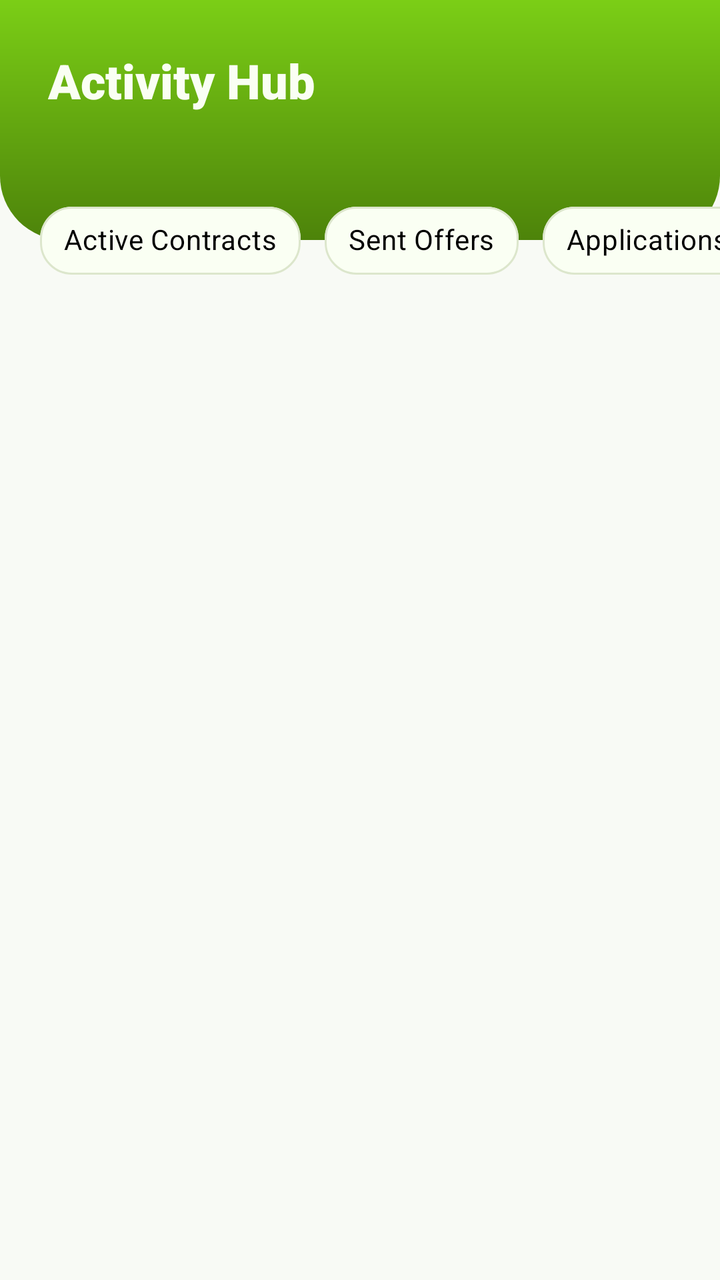
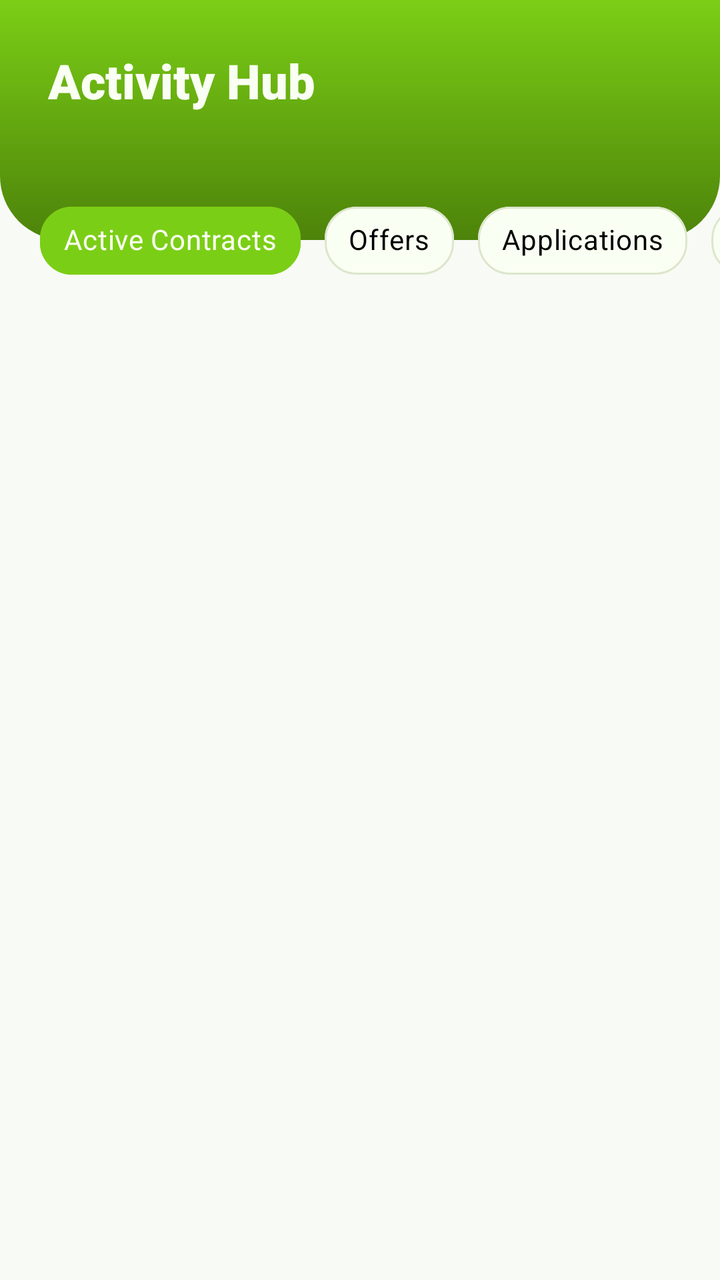

Compare the two renders of this Android layout. The source of the first and the diff that turns it into the second are given below.
<!-- AndroidManifest.xml: application theme Theme.RozgarConnector -->
<!-- res/layout/fragment_activities.xml -->
<?xml version="1.0" encoding="utf-8"?>
<androidx.constraintlayout.widget.ConstraintLayout xmlns:android="http://schemas.android.com/apk/res/android"
    xmlns:app="http://schemas.android.com/apk/res-auto"
    xmlns:tools="http://schemas.android.com/tools"
    android:layout_width="match_parent"
    android:layout_height="match_parent"
    android:background="#F8FAF5">

    
    <View
        android:id="@+id/headerBg"
        android:layout_width="match_parent"
        android:layout_height="120dp"
        android:background="@drawable/header_gradient_curved"
        app:layout_constraintTop_toTopOf="parent" />

    <TextView
        android:id="@+id/tvTitle"
        android:layout_width="wrap_content"
        android:layout_height="wrap_content"
        android:layout_marginStart="24dp"
        android:layout_marginTop="24dp"
        android:fontFamily="sans-serif-black"
        android:text="@string/activity_hub"
        android:textColor="@color/white"
        android:textSize="24sp"
        app:layout_constraintStart_toStartOf="parent"
        app:layout_constraintTop_toTopOf="parent" />

    
    <HorizontalScrollView
        android:id="@+id/filterScroll"
        android:layout_width="match_parent"
        android:layout_height="wrap_content"
        android:layout_marginTop="-25dp"
        android:clipToPadding="false"
        android:paddingStart="20dp"
        android:paddingEnd="20dp"
        android:scrollbars="none"
        app:layout_constraintTop_toBottomOf="@id/headerBg">

        <com.google.android.material.chip.ChipGroup
            android:id="@+id/chipGroupFilters"
            android:layout_width="wrap_content"
            android:layout_height="wrap_content"
            app:chipSpacingHorizontal="12dp"
            app:selectionRequired="true"
            app:singleSelection="true">

            <com.google.android.material.chip.Chip
                android:id="@+id/chipActive"
                style="@style/Widget.MaterialComponents.Chip.Choice"
                android:layout_width="wrap_content"
                android:layout_height="50dp"
                android:checked="true"
                android:text="Active Contracts"
                android:textColor="@color/black"
                app:chipBackgroundColor="@color/white"
                app:chipCornerRadius="16dp"
                app:chipStrokeColor="#DCE6CC"
                app:chipStrokeWidth="1dp" />

            <com.google.android.material.chip.Chip
                android:id="@+id/chipMyJobs"
                style="@style/Widget.MaterialComponents.Chip.Choice"
                android:layout_width="wrap_content"
                android:layout_height="50dp"
                android:text="My Posted Jobs"
                android:visibility="gone"
                android:textColor="@color/black"
                app:chipBackgroundColor="@color/white"
                app:chipCornerRadius="16dp"
                app:chipStrokeColor="#DCE6CC"
                app:chipStrokeWidth="1dp" />

            <com.google.android.material.chip.Chip
                android:id="@+id/chipMyWorks"
                style="@style/Widget.MaterialComponents.Chip.Choice"
                android:layout_width="wrap_content"
                android:layout_height="50dp"
                android:text="My Posted Works"
                android:visibility="gone"
                android:textColor="@color/black"
                app:chipBackgroundColor="@color/white"
                app:chipCornerRadius="16dp"
                app:chipStrokeColor="#DCE6CC"
                app:chipStrokeWidth="1dp" />

            <com.google.android.material.chip.Chip
                android:id="@+id/chipOffers"
                style="@style/Widget.MaterialComponents.Chip.Choice"
                android:layout_width="wrap_content"
                android:layout_height="50dp"
                android:text="Sent Offers"
                android:textColor="@color/black"
                app:chipBackgroundColor="@color/white"
                app:chipCornerRadius="16dp"
                app:chipStrokeColor="#DCE6CC"
                app:chipStrokeWidth="1dp" />

            <com.google.android.material.chip.Chip
                android:id="@+id/chipApplications"
                style="@style/Widget.MaterialComponents.Chip.Choice"
                android:layout_width="wrap_content"
                android:layout_height="50dp"
                android:text="Applications"
                android:textColor="@color/black"
                app:chipBackgroundColor="@color/white"
                app:chipCornerRadius="16dp"
                app:chipStrokeColor="#DCE6CC"
                app:chipStrokeWidth="1dp" />

            <com.google.android.material.chip.Chip
                android:id="@+id/chipHistory"
                style="@style/Widget.MaterialComponents.Chip.Choice"
                android:layout_width="wrap_content"
                android:layout_height="50dp"
                android:text="History"
                android:textColor="@color/black"
                app:chipBackgroundColor="@color/white"
                app:chipCornerRadius="16dp"
                app:chipStrokeColor="#DCE6CC"
                app:chipStrokeWidth="1dp" />

        </com.google.android.material.chip.ChipGroup>
    </HorizontalScrollView>

    <androidx.recyclerview.widget.RecyclerView
        android:id="@+id/rvActivities"
        android:layout_width="match_parent"
        android:layout_height="0dp"
        android:layout_marginTop="8dp"
        android:clipToPadding="false"
        android:paddingBottom="24dp"
        app:layout_constraintBottom_toBottomOf="parent"
        app:layout_constraintTop_toBottomOf="@id/filterScroll" />

    <LinearLayout
        android:id="@+id/llEmptyState"
        android:layout_width="wrap_content"
        android:layout_height="wrap_content"
        android:gravity="center"
        android:orientation="vertical"
        android:visibility="gone"
        app:layout_constraintBottom_toBottomOf="parent"
        app:layout_constraintEnd_toEndOf="parent"
        app:layout_constraintStart_toStartOf="parent"
        app:layout_constraintTop_toBottomOf="@id/filterScroll">

        <ImageView
            android:layout_width="60dp"
            android:layout_height="60dp"
            android:alpha="0.2"
            android:src="@drawable/ic_notification"
            app:tint="@color/primary_green" />

        <TextView
            android:id="@+id/tvNoActivities"
            android:layout_width="wrap_content"
            android:layout_height="wrap_content"
            android:layout_marginTop="12dp"
            android:alpha="0.4"
            android:text="No activities yet."
            android:textColor="@color/black"
            android:textSize="14sp"
            android:textStyle="bold" />
    </LinearLayout>

</androidx.constraintlayout.widget.ConstraintLayout>
<!-- resources referenced by this layout -->
<resources>
  <color name="black">#FF000000</color>
  <color name="primary_green">#7BCE16</color>
  <color name="white">#FAFFF3</color>
  <!-- drawable header_gradient_curved (drawable) -->
  <shape xmlns:android="http://schemas.android.com/apk/res/android">
      <gradient
          android:startColor="@color/primary_green"
          android:endColor="#4D830A"
          android:angle="270"/>
      <corners
          android:bottomLeftRadius="32dp"
          android:bottomRightRadius="32dp" />
  </shape>
  <!-- drawable ic_notification: vector/xml drawable (drawable, 2138 chars, omitted) -->
  <string name="activity_hub">Activity Hub</string>
  <style name="Theme.RozgarConnector" parent="Base.Theme.RozgarConnector" />
  <style name="Base.Theme.RozgarConnector" parent="Theme.Material3.DayNight.NoActionBar">
          
          <item name="colorPrimary">@color/primary_green</item>
      </style>
</resources>

<!-- the commit's change to res/layout/fragment_activities.xml (unified diff, before → after) -->
@@ -53,11 +53,11 @@
                 android:layout_width="wrap_content"
                 android:layout_height="50dp"
                 android:checked="true"
-                android:text="Active Contracts"
-                android:textColor="@color/black"
-                app:chipBackgroundColor="@color/white"
+                android:text="@string/active_contracts"
+                android:textColor="@color/chip_hub_text_toggle"
+                app:chipBackgroundColor="@color/chip_hub_bg_toggle"
                 app:chipCornerRadius="16dp"
-                app:chipStrokeColor="#DCE6CC"
+                app:chipStrokeColor="@color/chip_hub_stroke_toggle"
                 app:chipStrokeWidth="1dp" />
 
             <com.google.android.material.chip.Chip
@@ -65,12 +65,12 @@
                 style="@style/Widget.MaterialComponents.Chip.Choice"
                 android:layout_width="wrap_content"
                 android:layout_height="50dp"
-                android:text="My Posted Jobs"
+                android:text="@string/header_my_jobs"
                 android:visibility="gone"
-                android:textColor="@color/black"
-                app:chipBackgroundColor="@color/white"
+                android:textColor="@color/chip_hub_text_toggle"
+                app:chipBackgroundColor="@color/chip_hub_bg_toggle"
                 app:chipCornerRadius="16dp"
-                app:chipStrokeColor="#DCE6CC"
+                app:chipStrokeColor="@color/chip_hub_stroke_toggle"
                 app:chipStrokeWidth="1dp" />
 
             <com.google.android.material.chip.Chip
@@ -78,12 +78,12 @@
                 style="@style/Widget.MaterialComponents.Chip.Choice"
                 android:layout_width="wrap_content"
                 android:layout_height="50dp"
-                android:text="My Posted Works"
+                android:text="@string/header_my_works"
                 android:visibility="gone"
-                android:textColor="@color/black"
-                app:chipBackgroundColor="@color/white"
+                android:textColor="@color/chip_hub_text_toggle"
+                app:chipBackgroundColor="@color/chip_hub_bg_toggle"
                 app:chipCornerRadius="16dp"
-                app:chipStrokeColor="#DCE6CC"
+                app:chipStrokeColor="@color/chip_hub_stroke_toggle"
                 app:chipStrokeWidth="1dp" />
 
             <com.google.android.material.chip.Chip
@@ -91,11 +91,11 @@
                 style="@style/Widget.MaterialComponents.Chip.Choice"
                 android:layout_width="wrap_content"
                 android:layout_height="50dp"
-                android:text="Sent Offers"
-                android:textColor="@color/black"
-                app:chipBackgroundColor="@color/white"
+                android:text="@string/offers"
+                android:textColor="@color/chip_hub_text_toggle"
+                app:chipBackgroundColor="@color/chip_hub_bg_toggle"
                 app:chipCornerRadius="16dp"
-                app:chipStrokeColor="#DCE6CC"
+                app:chipStrokeColor="@color/chip_hub_stroke_toggle"
                 app:chipStrokeWidth="1dp" />
 
             <com.google.android.material.chip.Chip
@@ -103,11 +103,11 @@
                 style="@style/Widget.MaterialComponents.Chip.Choice"
                 android:layout_width="wrap_content"
                 android:layout_height="50dp"
-                android:text="Applications"
-                android:textColor="@color/black"
-                app:chipBackgroundColor="@color/white"
+                android:text="@string/applications"
+                android:textColor="@color/chip_hub_text_toggle"
+                app:chipBackgroundColor="@color/chip_hub_bg_toggle"
                 app:chipCornerRadius="16dp"
-                app:chipStrokeColor="#DCE6CC"
+                app:chipStrokeColor="@color/chip_hub_stroke_toggle"
                 app:chipStrokeWidth="1dp" />
 
             <com.google.android.material.chip.Chip
@@ -115,11 +115,11 @@
                 style="@style/Widget.MaterialComponents.Chip.Choice"
                 android:layout_width="wrap_content"
                 android:layout_height="50dp"
-                android:text="History"
-                android:textColor="@color/black"
-                app:chipBackgroundColor="@color/white"
+                android:text="@string/history"
+                android:textColor="@color/chip_hub_text_toggle"
+                app:chipBackgroundColor="@color/chip_hub_bg_toggle"
                 app:chipCornerRadius="16dp"
-                app:chipStrokeColor="#DCE6CC"
+                app:chipStrokeColor="@color/chip_hub_stroke_toggle"
                 app:chipStrokeWidth="1dp" />
 
         </com.google.android.material.chip.ChipGroup>
@@ -160,7 +160,7 @@
             android:layout_height="wrap_content"
             android:layout_marginTop="12dp"
             android:alpha="0.4"
-            android:text="No activities yet."
+            android:text="@string/no_activities_yet"
             android:textColor="@color/black"
             android:textSize="14sp"
             android:textStyle="bold" />
<!-- resource entries referenced after the edit -->
@@ -14,7 +14,14 @@
           android:bottomRightRadius="32dp" />
   </shape>
   <!-- drawable ic_notification: vector/xml drawable (drawable, 2138 chars, omitted) -->
+  <string name="active_contracts">Active Contracts</string>
   <string name="activity_hub">Activity Hub</string>
+  <string name="applications">Applications</string>
+  <string name="header_my_jobs">Active Professional Posts 📋</string>
+  <string name="header_my_works">Active Manual Posts 🛠️</string>
+  <string name="history">History</string>
+  <string name="no_activities_yet">No activities yet.</string>
+  <string name="offers">Offers</string>
   <style name="Theme.RozgarConnector" parent="Base.Theme.RozgarConnector" />
   <style name="Base.Theme.RozgarConnector" parent="Theme.Material3.DayNight.NoActionBar">
           
